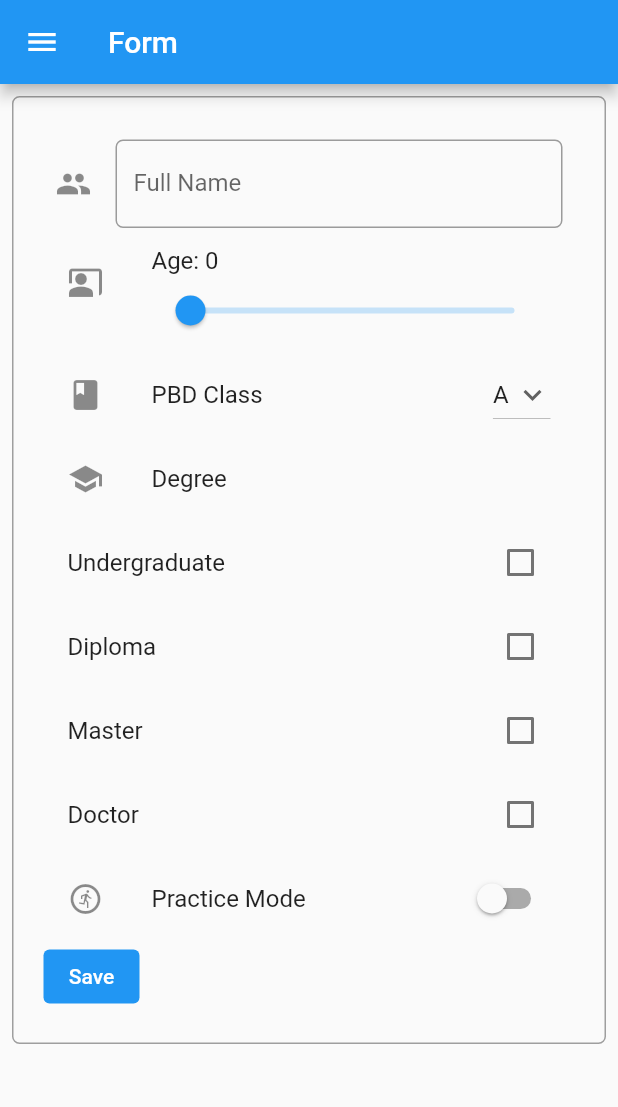
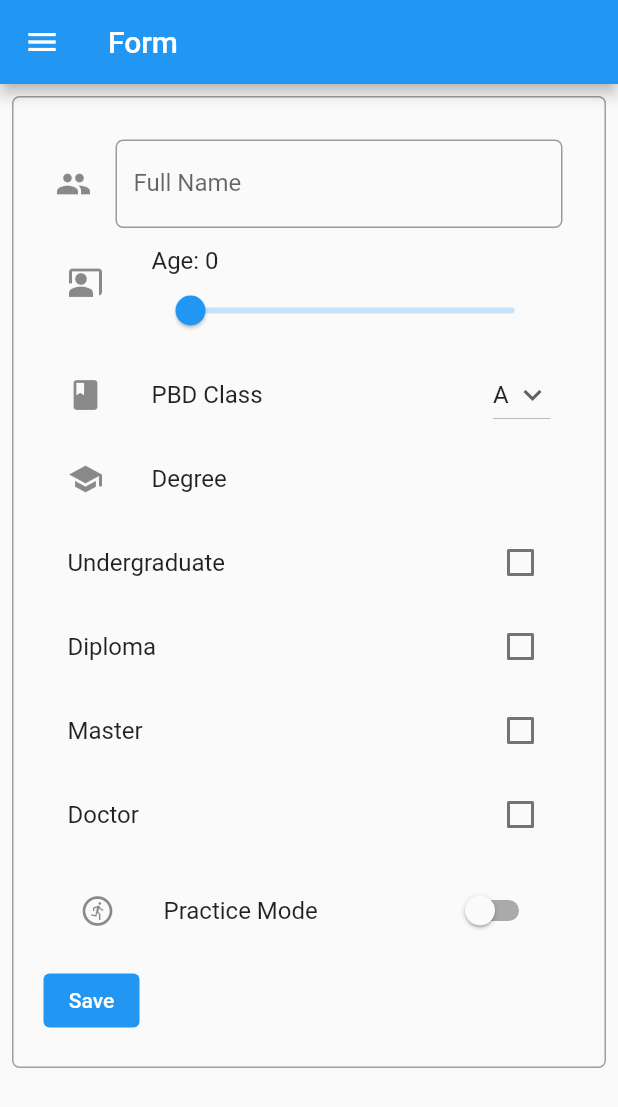
Before and after one commit to kalooshfv/pbp-flutter-tutorial, a Flutter app: the screen it shows after launch, in the side drawer, after a tap on "Form", on a phone screen of 412 x 824 dp. Shown: the top 1107 px of the screen. Run offline on Flutter 3.47's test engine with Material 2 defaults, Android fonts, the phone set to English and light mode, and no system bars.

Commit message:
Lab07 Fix1

```diff
--- a/lib/form.dart
+++ b/lib/form.dart
@@ -25,7 +25,7 @@ class _MyFormPageState extends State<MyFormPage> {
     } else if (diplomaDegree) {
       return "Diploma";
     } else if (masterDegree) {
-      return "Masters";
+      return "Master's";
     } else {
       return "Doctorate";
     }
@@ -207,7 +207,10 @@ class _MyFormPageState extends State<MyFormPage> {
                     });
                   },
                 ),
-                SwitchListTile(
+                Padding(
+                    // Using padding of 8 pixels
+                    padding: const EdgeInsets.all(8.0),
+                    child: SwitchListTile(
                       title: const Text('Practice Mode'),
                       value: _switchValue,
                       onChanged: (bool value) {
@@ -216,7 +219,7 @@ class _MyFormPageState extends State<MyFormPage> {
                         });
                       },
                       secondary: const Icon(Icons.run_circle_outlined),
-                ),
+                    )),
                 TextButton(
                   child: const Text(
                     "Save",
--- a/lib/main.dart
+++ b/lib/main.dart
@@ -69,8 +69,7 @@ class _MyHomePageState extends State<MyHomePage> {
                     context,
                     MaterialPageRoute(builder: (context) => const MyHomePage()),
                   );
-              },
-            ),
+                }),
             ListTile(
               title: const Text('Form'),
               onTap: () {
```
Lines whose indentation alone changed are shown as unchanged.
